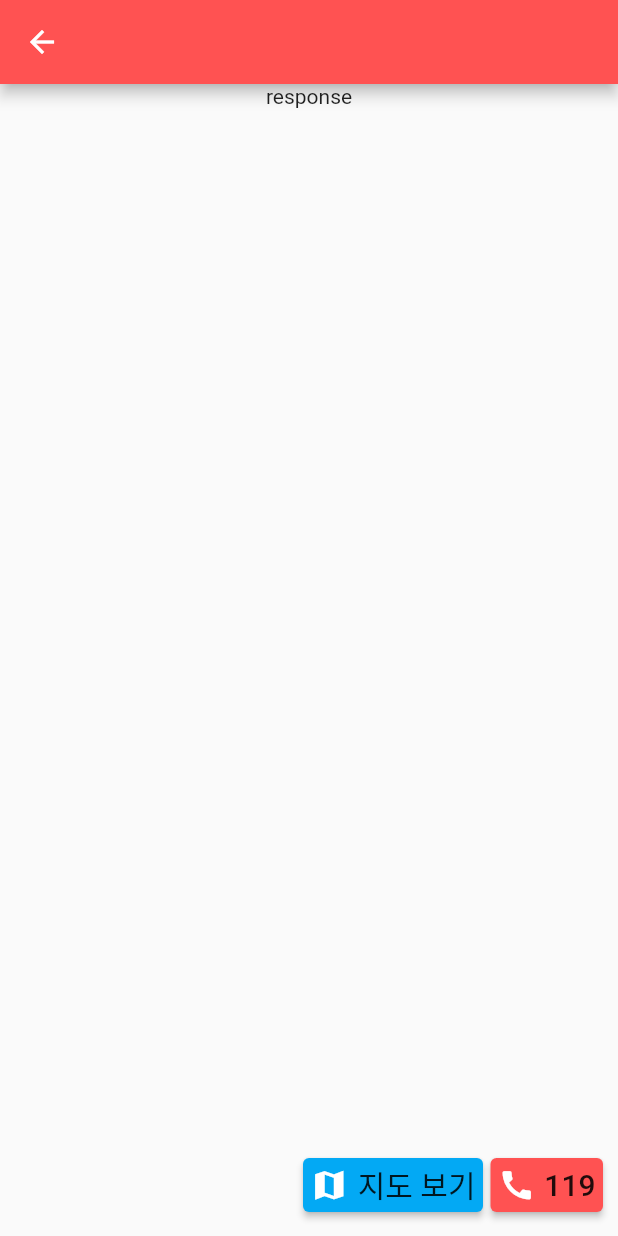
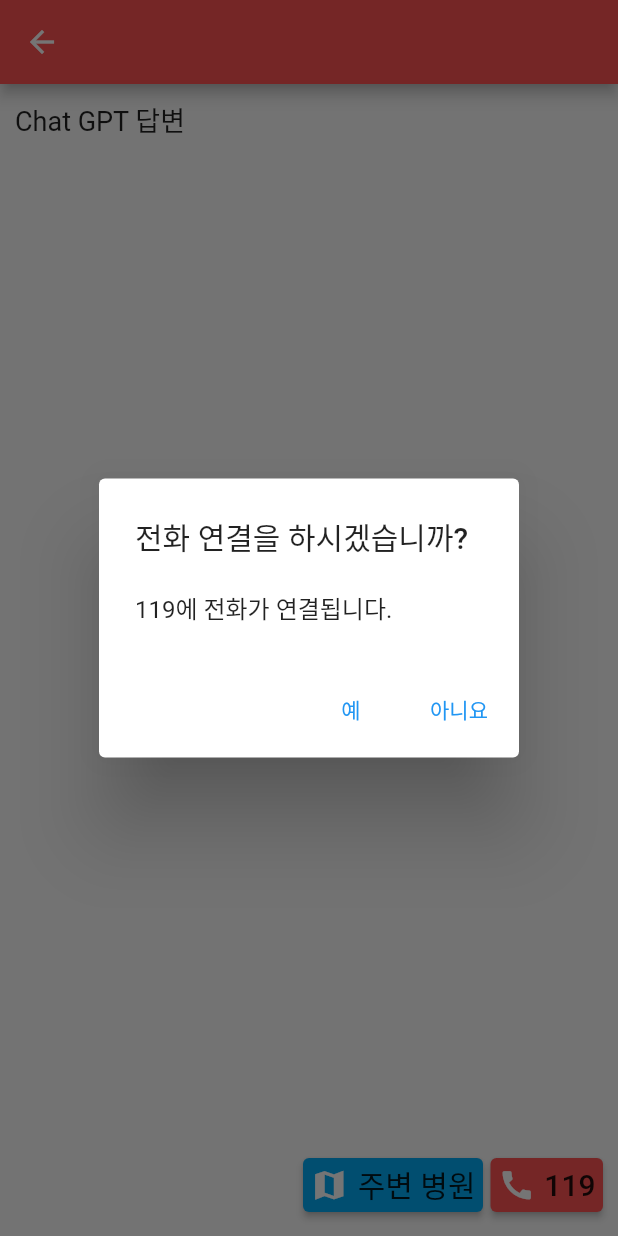
Before and after one commit to f4s7m3d1c/app, a Flutter app: the ResponsePage screen opened directly, after a tap on "119", on a phone screen of 412 x 824 dp. Run offline on Flutter 3.47's test engine with Material 2 defaults, Android fonts, the phone set to English and light mode, and no system bars; our stand-ins replace equatable, fluttertoast; missing offline and left inert: flutter_naver_map; statements that could not run were skipped.

```diff
--- a/lib/pages/response_page.dart
+++ b/lib/pages/response_page.dart
@@ -1,4 +1,5 @@
 import 'package:fastmedic/elements/icon_text_button.dart';
+import 'package:fastmedic/elements/map_dialog.dart';
 import 'package:flutter/material.dart';
 
 class ResponsePage extends StatelessWidget{
@@ -11,12 +12,23 @@ class ResponsePage extends StatelessWidget{
         appBar: AppBar(
           backgroundColor: Colors.redAccent,
         ),
-        body: Center(
+        body: Column(
+          mainAxisAlignment: MainAxisAlignment.spaceBetween,
+          crossAxisAlignment: CrossAxisAlignment.start,
+          children: [
+            Expanded(
               child: Container(
-            child: Column(
-              mainAxisAlignment: MainAxisAlignment.spaceBetween,
-              children: [
-                const Text("response"),
+                padding: const EdgeInsets.all(10),
+                child: const SingleChildScrollView(
+                  child: Text(
+                    "Chat GPT 답변",
+                    style: TextStyle(
+                      fontSize: 18
+                    ),
+                  ),
+                ),
+              ),
+            ),
             Container(
               padding: const EdgeInsets.all(10),
               child: Row(
@@ -31,14 +43,17 @@ class ResponsePage extends StatelessWidget{
                       color: Colors.white,
                     ),
                     text: const Text(
-                          "지도 보기",
+                      "주변 병원",
                       style: TextStyle(
                         fontSize: 20,
                         color: Colors.black87,
                       ),
                     ),
                     onPressed: () {
-
+                      showDialog(
+                        context: context,
+                        builder: (context) => const MapDialog(),
+                      );
                     },
                   ),
                   const SizedBox(width: 5,),
@@ -58,7 +73,26 @@ class ResponsePage extends StatelessWidget{
                       ),
                     ),
                     onPressed: () {
-
+                      showDialog(
+                        context: context,
+                        builder: (context) => AlertDialog(
+                          title: const Text("전화 연결을 하시겠습니까?"),
+                          content: const Text("119에 전화가 연결됩니다."),
+                          actions: [
+                            TextButton(
+                              child: const Text("예"),
+                              onPressed: () {
+                                //TODO: 전화 연결
+                                Navigator.pop(context, true);
+                              },
+                            ),
+                            TextButton(
+                              child: const Text("아니요"),
+                              onPressed: () => Navigator.pop(context, false),
+                            ),
+                          ],
+                        ),
+                      );
                     },
                   ),
                 ],
@@ -67,8 +101,6 @@ class ResponsePage extends StatelessWidget{
           ],
         ),
       ),
-        ),
-      ),
     );
   }
 }
```
Also changed, not shown: lib/elements/map_dialog.dart (added, +51 -0 lines). Lines whose indentation alone changed are shown as unchanged.
